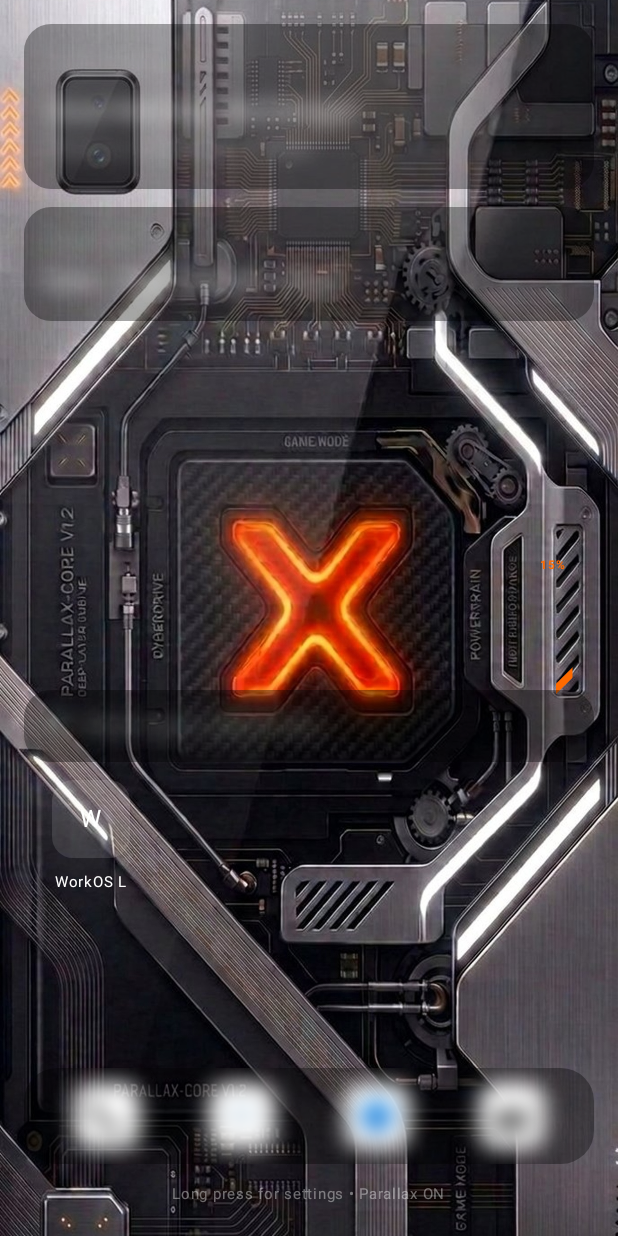
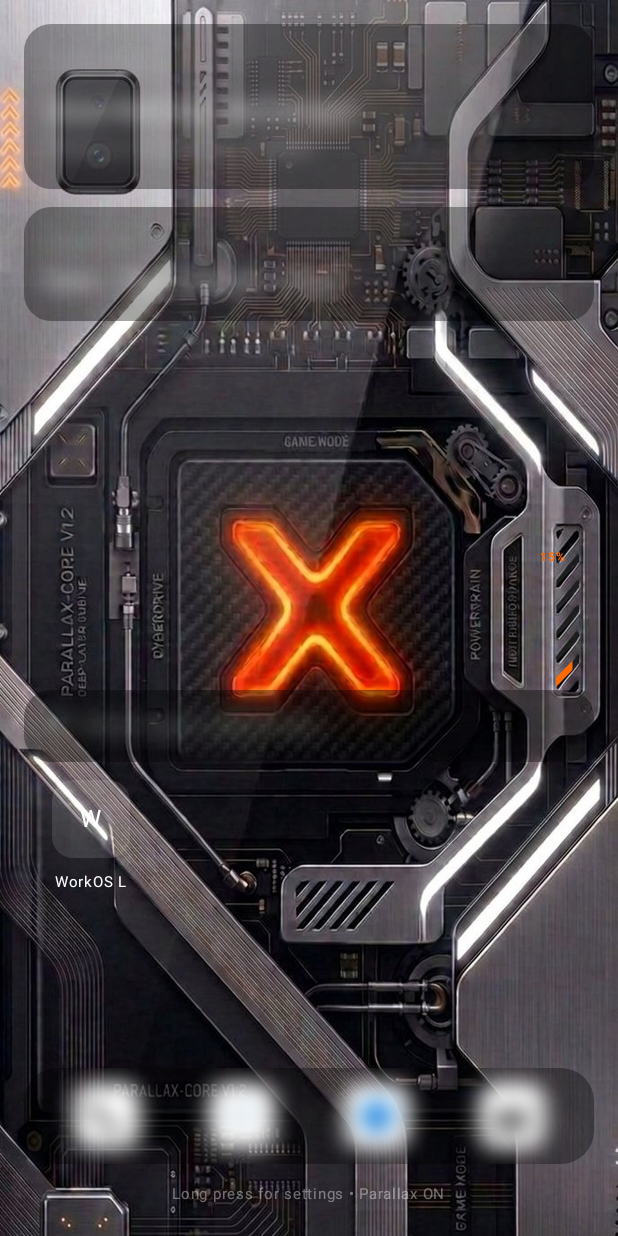
Before and after one commit to thiscistco/launcher, an Android app built with Jetpack Compose: the screen it shows after launch (MainActivity), on a phone screen of 412 x 824 dp. Run offline under Robolectric (Android 15) with nearby library versions, the phone set to English and light mode, and no system bars.

Commit message:
fix: naikkan bar 5px dan tambah sedikit kemiringan ke atas
Co-authored-by: arena-agent <297053741+arena-agent@users.noreply.github.com>

```diff
--- a/app/src/main/java/com/workos/launcher/MainActivity.kt
+++ b/app/src/main/java/com/workos/launcher/MainActivity.kt
@@ -82,7 +82,7 @@ fun BatteryIndicator(
             text = "$batteryPercent%",
             modifier = Modifier.offset(
                 x = slitCenterX - 18.dp,
-                y = imageOffsetY + imageScale * 1265f - barHeight / 2f - 5.dp
+                y = imageOffsetY + imageScale * 1265f - barHeight / 2f - 10.dp
             ),
             fontSize = 8.sp,
             fontWeight = FontWeight.Bold,
@@ -100,14 +100,14 @@ fun BatteryIndicator(
                 else -> (batteryPercent - start) / 20f
             }
             val barLeft = slitCenterX - barWidth / 2f
-            val barTop = imageOffsetY + imageScale * slitCenterYs[i] - barHeight / 2f + 5.dp
+            val barTop = imageOffsetY + imageScale * slitCenterYs[i] - barHeight / 2f
 
             Canvas(
                 modifier = Modifier
                     .offset(x = barLeft, y = barTop)
                     .size(width = barWidth, height = barHeight)
             ) {
-                val endCapHeight = size.height * (20f / 63f)
+                val endCapHeight = size.height * (18f / 63f)
                 val barPath = Path().apply {
                     moveTo(0f, size.height - endCapHeight)
                     lineTo(0f, size.height)
```
Also changed, not shown: 2 other files.
